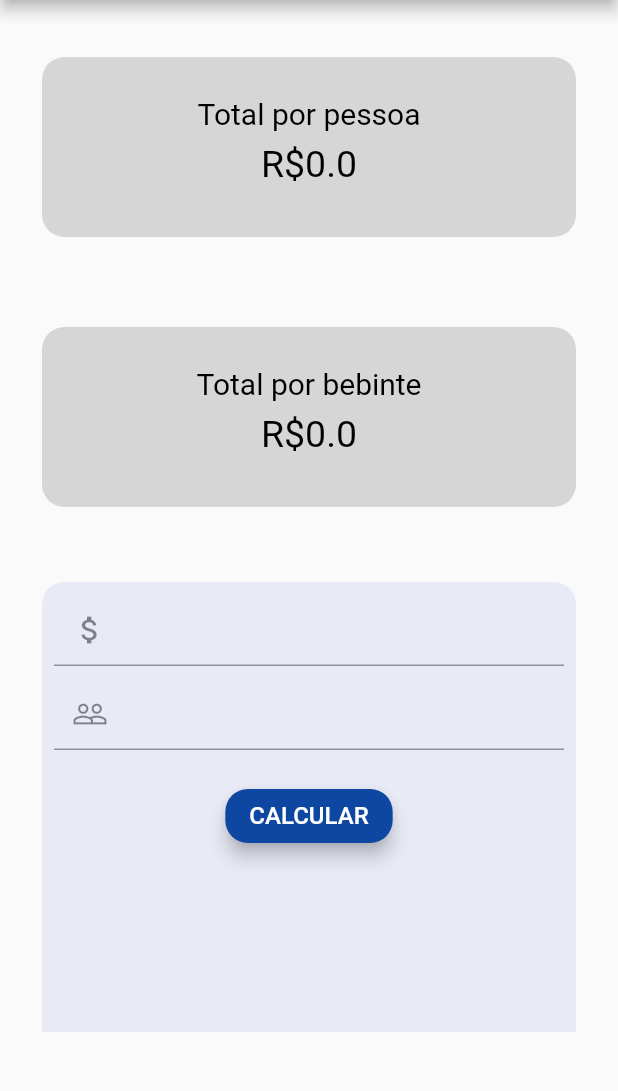
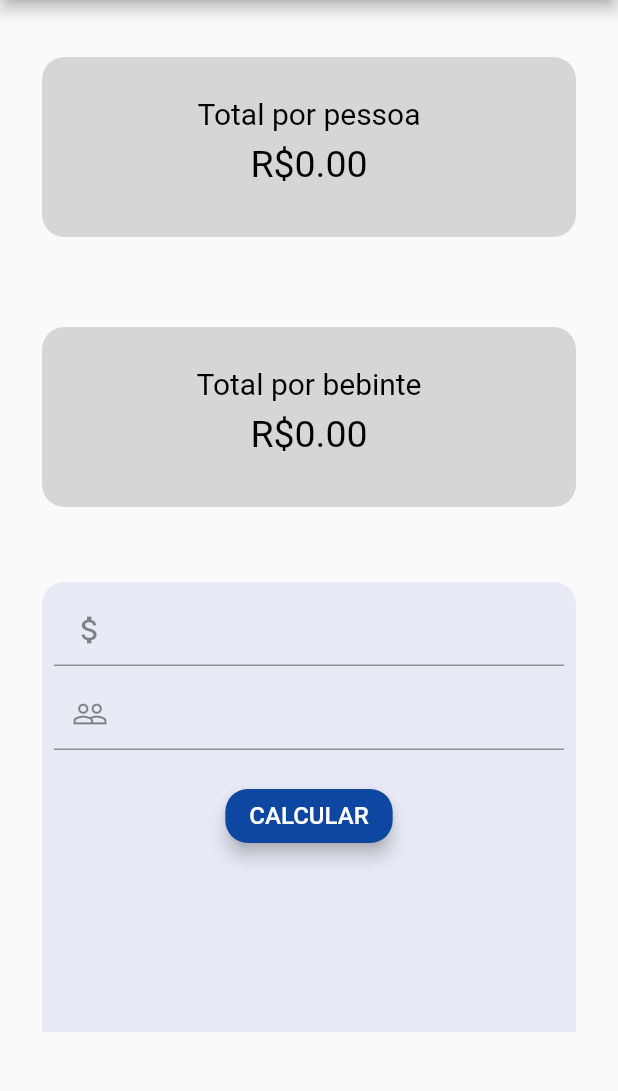
Before and after one commit to chiucchi/racha-conta, a Flutter app: the screenTwo screen opened directly, on a phone screen of 412 x 824 dp, the part 84-1175 px from its top. Run offline on Flutter 3.47's test engine with Material 2 defaults, Android fonts, the phone set to English and light mode, and no system bars.

Commit message:
Update print
Now it prints the value in the second screen :)

```diff
--- a/lib/main.dart
+++ b/lib/main.dart
@@ -238,7 +238,7 @@ class _screenTwoState extends State<screenTwo> {
                       ),
                       Padding(
                         padding: const EdgeInsets.all(8.0),
-                        child: Text("R\$0.0",
+                        child: Text("R\$${totalBase.toStringAsFixed(2)}",
                             style: TextStyle (
                               fontSize: 25.0,
                               color: Colors.black,
@@ -268,7 +268,7 @@ class _screenTwoState extends State<screenTwo> {
                       ),
                       Padding(
                         padding: const EdgeInsets.all(8.0),
-                        child: Text("R\$0.0",
+                        child: Text("R\$${contaBebinte.toStringAsFixed(2)}",
                             style: TextStyle (
                               fontSize: 25.0,
                               color: Colors.black,
```
